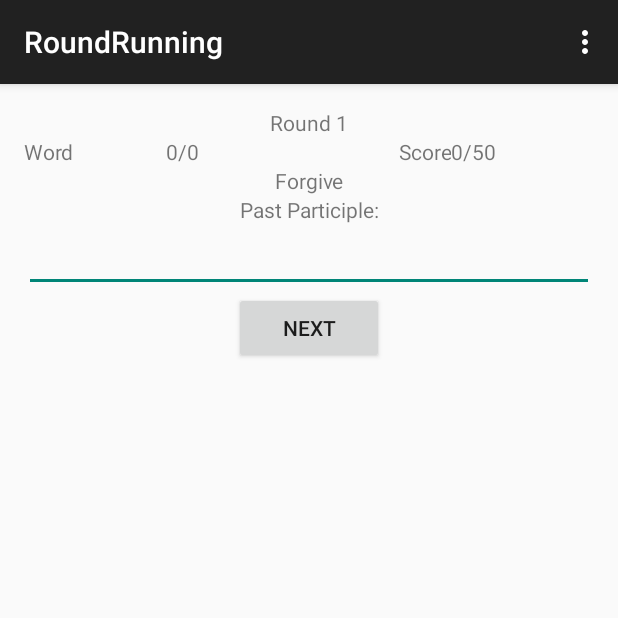
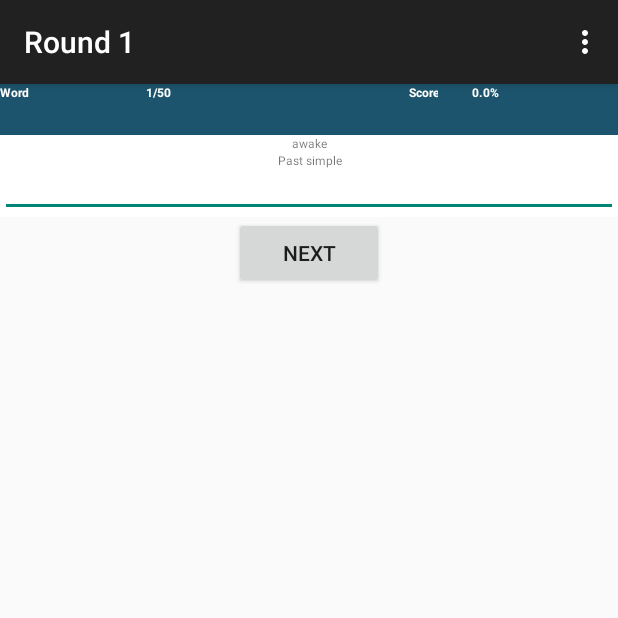
Before and after one commit to mauriciominella/AndroidVerbTrainer, an Android app: the screen it shows after launch (RoundRunActivity), after a tap on "ROUND 1", on a phone screen of 412 x 824 dp, the top half of it. Run offline under Robolectric (Android 15) with nearby library versions, the phone set to English and light mode, and no system bars.

Commit message:
UI changes have been made. Also most of Start logic has been implemented on RoundRunController.

```diff
--- a/CapigoaTrainer/app/src/main/java/com/bravi/capigoatrainer/app/RoundRunActivity.java
+++ b/CapigoaTrainer/app/src/main/java/com/bravi/capigoatrainer/app/RoundRunActivity.java
@@ -28,21 +28,23 @@ public class RoundRunActivity extends ActionBarActivity {
         roundController = new RoundRunController();
         roundController.Start(roundNumber);
 
-        TextView roundTitle = (TextView)findViewById(R.id.txtRoundRunTitle);
-        roundTitle.setText("Round " + Integer.toString(roundNumber));
+        //TextView roundTitle = (TextView)findViewById(R.id.txtRoundRunTitle);
+        //roundTitle.setText("Round " + Integer.toString(roundNumber));
+
+       this.setTitle("Round " + Integer.toString(roundNumber));
 
         TextView wordNumber = (TextView)findViewById(R.id.txt_wordNumber);
-        wordNumber.setText(String.format("{0}/{1}"), roundController.getCurrentVerbNumber(), roundController.getVerbCount());
+        wordNumber.setText(String.format("%d/%d", roundController.getCurrentVerbNumber(), roundController.getVerbCount()));
 
 
         TextView score = (TextView)findViewById(R.id.txt_score);
-        score.setText(String.format("{0}%", roundController.getPercentScore()));
+        score.setText(Float.toString(roundController.getPercentScore()) + "%");
 
         TextView infinitiveVerb = (TextView)findViewById(R.id.txt_infinitiveVerb);
-        infinitiveVerb.setText(roundController.getCurrentVerb().infinitive);
+        infinitiveVerb.setText(roundController.getCurrentVerb().getVerb().infinitive);
 
         TextView currentVerbTense = (TextView)findViewById(R.id.txt_currentVerbTense);
-        currentVerbTense.setText(roundController.getCurrentRequiredTense());
+        currentVerbTense.setText(roundController.getCurrentVerbTense().getName());
 
         EditText verbInput = (EditText)findViewById(R.id.txt_verbInput);
 
--- a/CapigoaTrainer/app/src/main/java/com/bravi/capigoatrainer/domain/RoundRunController.java
+++ b/CapigoaTrainer/app/src/main/java/com/bravi/capigoatrainer/domain/RoundRunController.java
@@ -11,6 +11,19 @@ public class RoundRunController {
     private int roundNumber;
     private List<RoundRunItem> roundItems = null;
 
+
+    //Verb Count
+    private int currentVerbNumber;
+    private int verbCount;
+
+    //Score
+    private float percentScore;
+
+    //Current Verb
+    private RoundRunItem currentVerb;
+
+    //Current Verb Tense
+    private VerbTense currentVerbTense;
 
     /*Constructor*/
     public RoundRunController(){
@@ -38,10 +51,45 @@ public class RoundRunController {
             RoundRunItem item = new RoundRunItem(verb);
             roundItems.add(item);
         }
-        //Set the current tense
+        //Set the current verb number
+        this.currentVerbNumber = 1;
+        this.verbCount = roundItems.size() + 1;
+
+        //Score
+        this.percentScore = 0;
+
+        //set the current verb
+        currentVerb = roundItems.get(currentVerbNumber - 1);
+
+        //set current verbTense
+        this.currentVerbTense = VerbTense.PastSimple;
     }
 
     public void Next(){
         //
     }
+
+    private void CalculatePercentScore(){
+
+    }
+
+    public int getCurrentVerbNumber() {
+        return currentVerbNumber;
+    }
+
+    public int getVerbCount() {
+        return verbCount;
+    }
+
+    public float getPercentScore() {
+        return percentScore;
+    }
+
+    public RoundRunItem getCurrentVerb() {
+        return currentVerb;
+    }
+
+    public VerbTense getCurrentVerbTense() {
+        return currentVerbTense;
+    }
 }
--- /dev/null
+++ b/CapigoaTrainer/app/src/main/java/com/bravi/capigoatrainer/domain/VerbTense.java
@@ -0,0 +1,25 @@
+package com.bravi.capigoatrainer.domain;
+
+/**
+ * Created by Mauricio on 19/06/2014.
+ */
+public enum VerbTense{
+    Infinitive (1,"Infinitive"),
+    PastSimple (2,"Past simple"),
+    PastParticiple (3, "Past participle");
+
+    int id;
+    String name;
+
+    private VerbTense(int id, String name) {
+        this.id = id;
+        this.name = name;
+    }
+    public int getId() {
+        return this.id;
+    }
+
+    public String getName(){
+        return this.name;
+    }
+}
--- a/CapigoaTrainer/app/src/main/res/layout/activity_round_run.xml
+++ b/CapigoaTrainer/app/src/main/res/layout/activity_round_run.xml
@@ -2,36 +2,15 @@
     xmlns:tools="http://schemas.android.com/tools"
     android:layout_width="match_parent"
     android:layout_height="match_parent"
-    android:paddingLeft="@dimen/activity_horizontal_margin"
-    android:paddingRight="@dimen/activity_horizontal_margin"
-    android:paddingTop="@dimen/activity_vertical_margin"
-    android:paddingBottom="@dimen/activity_vertical_margin"
     android:orientation="vertical"
     tools:context="com.bravi.capigoatrainer.app.RoundRunActivity">
-
-    <!-- Round Title Layout -->
-    <LinearLayout
-        android:orientation="vertical"
-        android:layout_width="fill_parent"
-        android:layout_height="wrap_content">
-
-        <TextView
-            android:layout_width="fill_parent"
-            android:layout_height="wrap_content"
-            android:text=""
-            android:id="@+id/txtRoundRunTitle"
-            android:layout_alignParentTop="true"
-            android:layout_gravity="center_horizontal"
-            android:gravity="center_horizontal"
-            android:layout_centerHorizontal="true" />
-
-     </LinearLayout>
 
     <!-- Word and Current Score Layout  -->
     <LinearLayout
         android:layout_width="fill_parent"
         android:layout_height="wrap_content"
         android:orientation="horizontal"
+        android:background="#1C546D"
         android:layout_gravity="left">
 
         <TextView
@@ -40,6 +19,10 @@
             android:text="@string/lbl_word"
             android:layout_gravity="left"
             android:layout_weight="1"
+            android:textSize="@dimen/abc_action_bar_title_text_size"
+            android:layout_marginTop="10pt"
+            android:textColor="#ffffff"
+            android:textStyle="bold"
             />
 
         <TextView
@@ -50,6 +33,10 @@
             android:layout_weight="1"
             android:gravity="left"
             android:text="0/0"
+            android:textSize="@dimen/abc_action_bar_title_text_size"
+            android:layout_margin="5pt"
+            android:textColor="#ffffff"
+            android:textStyle="bold"
             />
 
         <TextView
@@ -59,6 +46,10 @@
             android:text="@string/lbl_score"
             android:layout_weight="1"
             android:gravity="right"
+            android:textSize="@dimen/abc_action_bar_title_text_size"
+            android:layout_margin="5pt"
+            android:textColor="#ffffff"
+            android:textStyle="bold"
             />
 
         <TextView
@@ -69,6 +60,10 @@
             android:layout_weight="1"
             android:gravity="left"
             android:text="0/50"
+            android:layout_margin="5pt"
+            android:textSize="@dimen/abc_action_bar_title_text_size"
+            android:textColor="#ffffff"
+            android:textStyle="bold"
             />
 
         </LinearLayout>
@@ -76,6 +71,7 @@
         <!-- Infinitive Verb Layout -->
         <LinearLayout
             android:layout_width="fill_parent"
+            android:background="#ffffff"
             android:layout_height="wrap_content">
 
             <TextView
@@ -84,6 +80,7 @@
                 android:layout_height="wrap_content"
                 android:text="Forgive"
                 android:gravity="center_horizontal"
+                android:textSize="@dimen/abc_action_bar_title_text_size"
                 />
 
         </LinearLayout>
@@ -91,7 +88,9 @@
     <!-- Current Verb tense Layout -->
     <LinearLayout
         android:layout_width="fill_parent"
-        android:layout_height="wrap_content">
+        android:layout_height="wrap_content"
+        android:background="#ffffff"
+        >
 
         <TextView
             android:id="@+id/txt_currentVerbTense"
@@ -99,6 +98,7 @@
             android:layout_height="wrap_content"
             android:text="Past Participle:"
             android:gravity="center_horizontal"
+            android:textSize="@dimen/abc_action_bar_title_text_size"
             />
 
     </LinearLayout>
@@ -106,12 +106,15 @@
     <!-- Verb input Layout -->
     <LinearLayout
         android:layout_width="fill_parent"
-        android:layout_height="wrap_content">
+        android:layout_height="wrap_content"
+        android:background="#ffffff"
+        >
 
         <EditText
             android:id="@+id/txt_verbInput"
             android:layout_width="fill_parent"
             android:layout_height="wrap_content"
+            android:textSize="@dimen/abc_action_bar_title_text_size"
             android:inputType="text"/>
 
     </LinearLayout>
```
